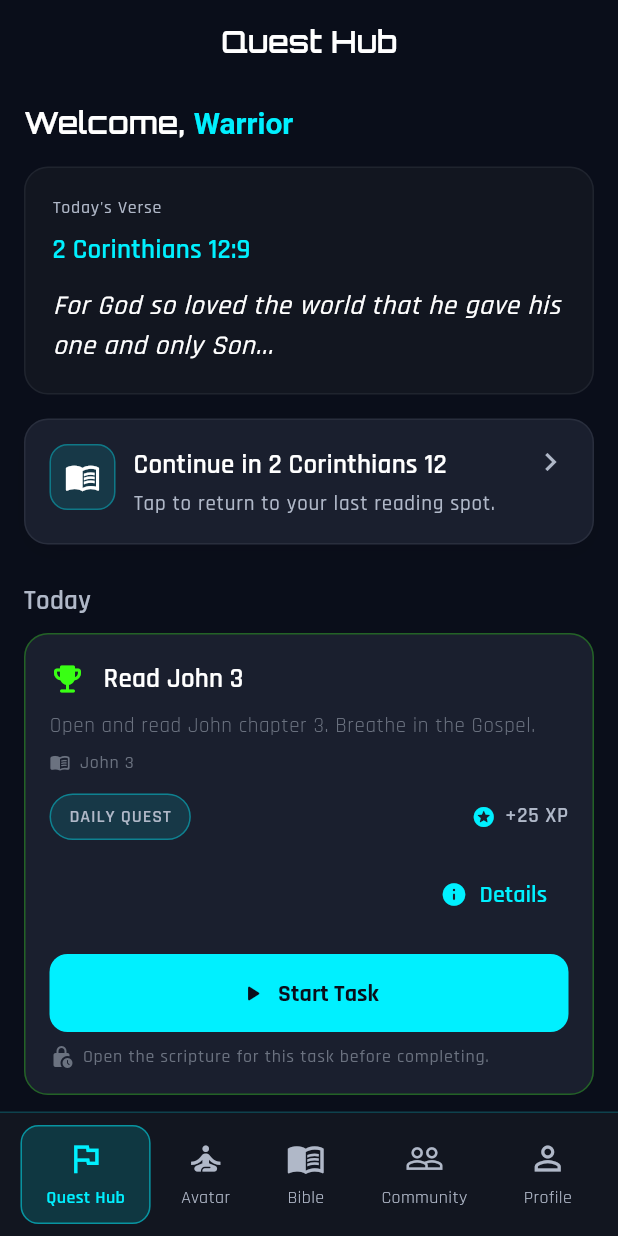
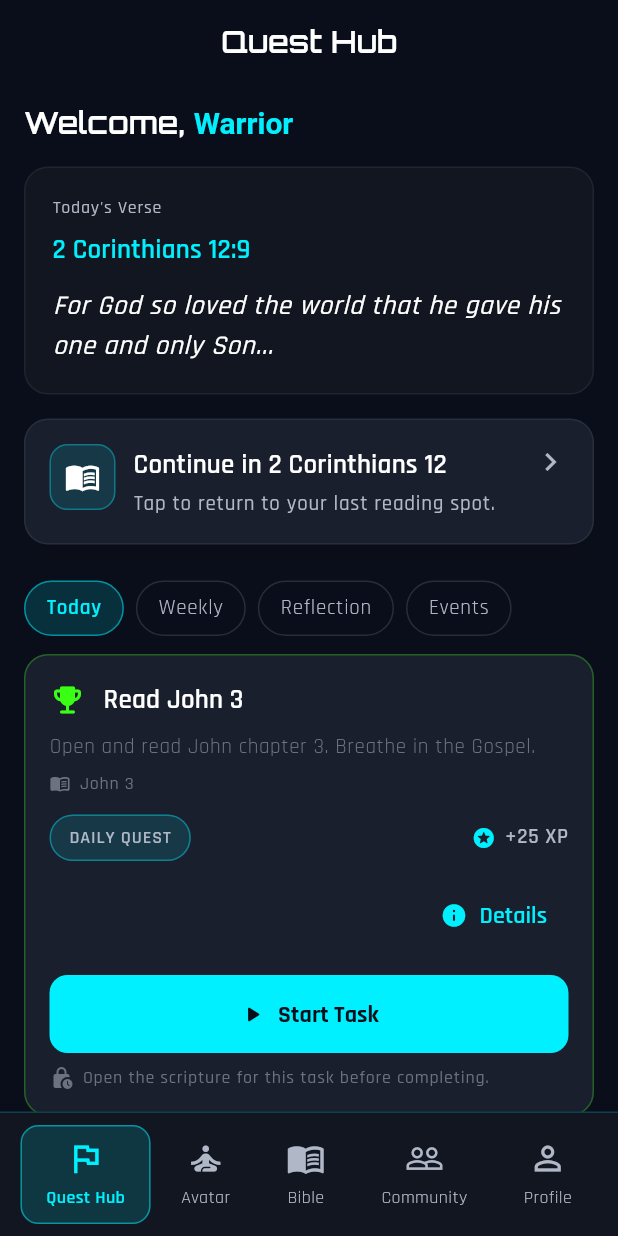
Before and after one commit to ScriptureQuest/scripturequest-app, a Flutter app: the screen it shows after launch, on a phone screen of 412 x 824 dp. Run offline on Flutter 3.47's test engine with Material 3 defaults, Android fonts, the phone set to English and light mode, and no system bars; our stand-ins replace device_info_plus, flutter_local_notifications, go_router, google_fonts, package_info_plus, share_plus and 2 more; accounts and stored records are empty.

Commit message:
Add filter chips to organize quests and improve navigation
Introduced _QuestFilter enum and updated QuestHubScreen to conditionally display daily, weekly, reflection, or event quests based on selected filter chips.

Replit-Commit-Author: Agent
Replit-Commit-Session-Id: 336cd05e-d1e3-47db-ae9d-64788df98cd7
Replit-Commit-Checkpoint-Type: full_checkpoint
Replit-Commit-Event-Id: b6565649-90d9-491b-8de8-ae70e7d93a03
Replit-Commit-Screenshot-Url: https://storage.googleapis.com/screenshot-production-us-central1/df660f5a-3316-4b82-9941-22cdaf1da19e/336cd05e-d1e3-47db-ae9d-64788df98cd7/7CyWWwx
Replit-Helium-Checkpoint-Created: true

```diff
--- a/lib/screens/quest_hub_screen.dart
+++ b/lib/screens/quest_hub_screen.dart
@@ -6,6 +6,8 @@ import 'package:level_up_your_faith/theme.dart';
 import 'package:level_up_your_faith/widgets/task_card.dart';
 import 'package:level_up_your_faith/models/quest_model.dart';
 import 'package:level_up_your_faith/widgets/sacred/sacred_ui.dart';
+
+enum _QuestFilter { today, weekly, reflection, events }
 
 class QuestHubScreen extends StatefulWidget {
   const QuestHubScreen({super.key});
@@ -16,6 +18,7 @@ class QuestHubScreen extends StatefulWidget {
 
 class _QuestHubScreenState extends State<QuestHubScreen> {
   bool _onboardingChecked = false;
+  _QuestFilter _filter = _QuestFilter.today;
 
   @override
   void didChangeDependencies() {
@@ -36,6 +39,8 @@ class _QuestHubScreenState extends State<QuestHubScreen> {
     return hour >= 6 && hour < 18;
   }
 
+  String get _todayLabel => _isDaytime() ? 'Today' : 'Tonight';
+
   @override
   Widget build(BuildContext context) {
     return Consumer<AppProvider>(builder: (context, provider, _) {
@@ -55,7 +60,6 @@ class _QuestHubScreenState extends State<QuestHubScreen> {
       final List<TaskModel> reflection = provider.getReflectionTasks();
 
       final List<TaskModel> todayQuests = _isDaytime() ? daily : nightly;
-      final String todayLabel = _isDaytime() ? 'Today' : 'Tonight';
 
       final List<TaskModel> weeklyQuests = provider.quests
           .where((q) => q.isWeekly || q.category == 'weekly' || q.questFrequency == 'weekly')
@@ -66,6 +70,34 @@ class _QuestHubScreenState extends State<QuestHubScreen> {
           .where((q) => q.category == 'event' || q.category == 'seasonal')
           .where((q) => !q.isCompleted)
           .toList();
+
+      List<TaskModel> currentQuests() {
+        switch (_filter) {
+          case _QuestFilter.today:
+            return todayQuests;
+          case _QuestFilter.weekly:
+            return weeklyQuests;
+          case _QuestFilter.reflection:
+            return reflection;
+          case _QuestFilter.events:
+            return eventQuests;
+        }
+      }
+
+      String emptyMessage() {
+        switch (_filter) {
+          case _QuestFilter.today:
+            return _isDaytime()
+                ? "You've finished your quests for today. Well done!"
+                : "You've finished tonight's quests. Rest well!";
+          case _QuestFilter.weekly:
+            return 'No weekly quests available right now.';
+          case _QuestFilter.reflection:
+            return 'All reflection quests completed.';
+          case _QuestFilter.events:
+            return 'No events or seasonal quests active.';
+        }
+      }
 
       final votdRef = provider.getVerseOfTheDay();
       String featuredText = 'For God so loved the world that he gave his one and only Son...';
@@ -78,6 +110,8 @@ class _QuestHubScreenState extends State<QuestHubScreen> {
 
       final last = (provider.lastBibleReference ?? '').trim();
       final continueRef = last.isNotEmpty ? last : (votdRef.isNotEmpty ? votdRef : 'John 1');
+
+      final quests = currentQuests();
 
       return Scaffold(
         appBar: AppBar(
@@ -94,32 +128,13 @@ class _QuestHubScreenState extends State<QuestHubScreen> {
               const SizedBox(height: 16),
               _buildContinueReading(context, provider, continueRef),
               const SizedBox(height: 24),
-              if (todayQuests.isNotEmpty) ...[
-                _buildSectionHeader(context, todayLabel),
-                const SizedBox(height: 8),
-                ...todayQuests.map<Widget>((q) => TaskCard(quest: q)),
-                const SizedBox(height: 16),
-              ],
-              if (reflection.isNotEmpty) ...[
-                _buildSectionHeader(context, 'Reflection'),
-                const SizedBox(height: 8),
-                ...reflection.map<Widget>((q) => TaskCard(quest: q)),
-                const SizedBox(height: 16),
-              ],
-              if (weeklyQuests.isNotEmpty) ...[
-                _buildSectionHeader(context, 'This Week'),
-                const SizedBox(height: 8),
-                ...weeklyQuests.map<Widget>((q) => TaskCard(quest: q)),
-                const SizedBox(height: 16),
-              ],
-              if (eventQuests.isNotEmpty) ...[
-                _buildSectionHeader(context, 'Seasonal / Events'),
-                const SizedBox(height: 8),
-                ...eventQuests.map<Widget>((q) => TaskCard(quest: q)),
-                const SizedBox(height: 16),
-              ],
-              if (todayQuests.isEmpty && reflection.isEmpty && weeklyQuests.isEmpty && eventQuests.isEmpty)
-                _buildEmptyState(context),
+              _buildFilterChips(context),
+              const SizedBox(height: 12),
+              if (quests.isEmpty)
+                _buildEmptyState(context, emptyMessage())
+              else
+                ...quests.map<Widget>((q) => TaskCard(quest: q)),
+              const SizedBox(height: 16),
               _buildQuestsLink(context),
             ],
           ),
@@ -145,12 +160,42 @@ class _QuestHubScreenState extends State<QuestHubScreen> {
     );
   }
 
-  Widget _buildSectionHeader(BuildContext context, String title) {
-    return Text(
-      title,
-      style: Theme.of(context).textTheme.titleMedium?.copyWith(
-            color: Theme.of(context).colorScheme.onSurfaceVariant,
+  Widget _buildFilterChips(BuildContext context) {
+    final cs = Theme.of(context).colorScheme;
+
+    Widget chip(_QuestFilter filter, String label) {
+      final selected = _filter == filter;
+      return GestureDetector(
+        onTap: () => setState(() => _filter = filter),
+        child: Container(
+          padding: const EdgeInsets.symmetric(horizontal: 14, vertical: 8),
+          decoration: BoxDecoration(
+            color: selected ? cs.primary.withValues(alpha: 0.15) : Colors.transparent,
+            borderRadius: BorderRadius.circular(20),
+            border: Border.all(
+              color: selected ? cs.primary.withValues(alpha: 0.5) : cs.outline.withValues(alpha: 0.3),
+            ),
           ),
+          child: Text(
+            label,
+            style: Theme.of(context).textTheme.labelMedium?.copyWith(
+                  color: selected ? cs.primary : cs.onSurfaceVariant,
+                  fontWeight: selected ? FontWeight.w600 : FontWeight.w400,
+                ),
+          ),
+        ),
+      );
+    }
+
+    return Wrap(
+      spacing: 8,
+      runSpacing: 8,
+      children: [
+        chip(_QuestFilter.today, _todayLabel),
+        chip(_QuestFilter.weekly, 'Weekly'),
+        chip(_QuestFilter.reflection, 'Reflection'),
+        chip(_QuestFilter.events, 'Events'),
+      ],
     );
   }
 
@@ -260,7 +305,7 @@ class _QuestHubScreenState extends State<QuestHubScreen> {
     );
   }
 
-  Widget _buildEmptyState(BuildContext context) {
+  Widget _buildEmptyState(BuildContext context, String message) {
     return Padding(
       padding: const EdgeInsets.symmetric(vertical: 24),
       child: Column(
@@ -271,7 +316,7 @@ class _QuestHubScreenState extends State<QuestHubScreen> {
             size: 40,
           ),
           const SizedBox(height: 12),
-          EmptyState(message: "You're all caught up. Well done!"),
+          EmptyState(message: message),
         ],
       ),
     );
```
Also changed, not shown: 1 other file.
